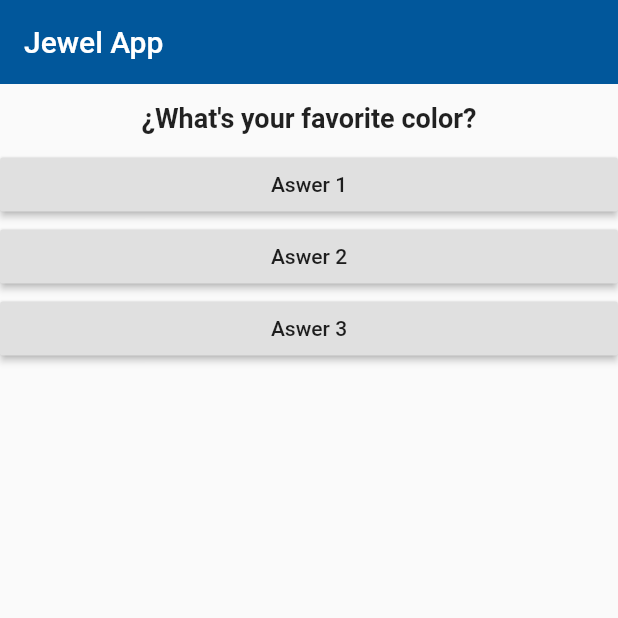
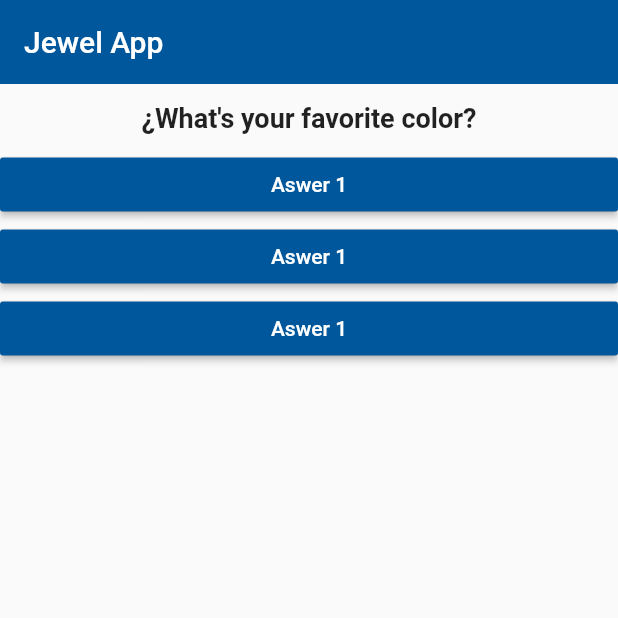
Before and after one commit to emmanuelsw/flutter-apps, a Flutter app: the screen it shows after launch, on a phone screen of 412 x 824 dp, the top half of it. Run offline on Flutter 3.47's test engine with Material 2 defaults, Android fonts, the phone set to English and light mode, and no system bars.

```diff
--- /dev/null
+++ b/flutter_guide/lib/answer.dart
@@ -0,0 +1,20 @@
+import 'package:flutter/material.dart';
+
+class Answer extends StatelessWidget {
+  final Function selectHandler;
+
+  Answer(this.selectHandler);
+
+  @override
+  Widget build(BuildContext context) {
+    return Container(
+      width: double.infinity,
+      child: RaisedButton(
+        color: Colors.lightBlue[900],
+        textColor: Colors.white,
+        onPressed: selectHandler,
+        child: Text('Aswer 1'),
+      ),
+    );
+  }
+}
--- a/flutter_guide/lib/main.dart
+++ b/flutter_guide/lib/main.dart
@@ -1,5 +1,6 @@
 import 'package:flutter/material.dart';
 import 'package:flutter_guide/question.dart';
+import 'package:flutter_guide/answer.dart';
 
 void main() => runApp(MyApp());
 
@@ -10,9 +11,20 @@ class MyApp extends StatefulWidget {
 
 class _MyAppState extends State<MyApp> {
   var _questionIndex = 0;
-  final List quesitons = [
-    '¿What\'s your favorite color?',
-    '¿What\'s your favorite animal?',
+
+  var quesitons = [
+    {
+      'questionText': '¿What\'s your favorite color?',
+      'answers': ['Black', 'Red', 'Blue', 'Pink'],
+    },
+    {
+      'questionText': '¿What\'s your favorite animal?',
+      'answers': ['Dog', 'Cat', 'Rabbit', 'Snake', 'Lion'],
+    },
+    {
+      'questionText': '¿Who\'s your favorite teacher?',
+      'answers': ['Mori-sensei', 'Mori-sensei', 'Mori-sensei'],
+    }
   ];
 
   void _answerQuestion() {
@@ -32,21 +44,11 @@ class _MyAppState extends State<MyApp> {
           backgroundColor: Colors.lightBlue[900]
         ),
         body: Column(
-          crossAxisAlignment: CrossAxisAlignment.stretch,
           children: [
-            Question(quesitons[_questionIndex]),
-            RaisedButton(
-              onPressed: _answerQuestion,
-              child: Text('Aswer 1'),
-            ),
-            RaisedButton(
-              onPressed: _answerQuestion,
-              child: Text('Aswer 2'),
-            ),
-            RaisedButton(
-              onPressed: _answerQuestion,
-              child: Text('Aswer 3'),
-            ),
+            Question(quesitons[_questionIndex]['questionText']),
+            Answer(_answerQuestion),
+            Answer(_answerQuestion),
+            Answer(_answerQuestion)
           ],
         ),
       )
```
Also changed, not shown: flutter_guide/pubspec.lock, 1 other file.
